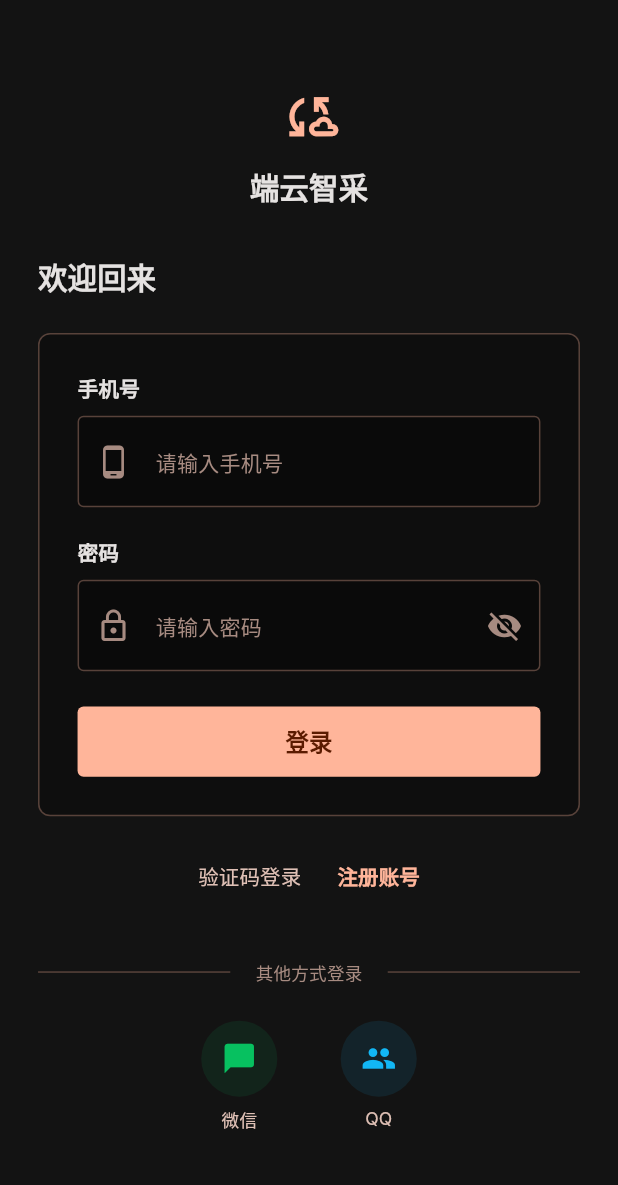
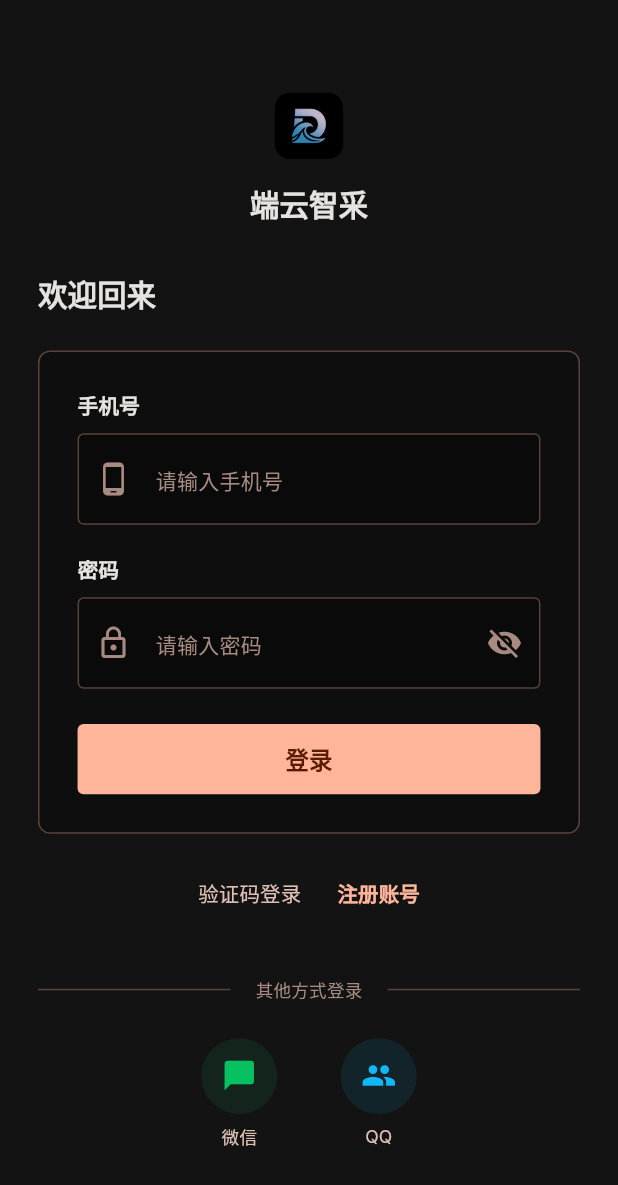
Before and after one commit to linhaiwebs/aiapp, a Flutter app: the screen it shows after launch, on a phone screen of 412 x 824 dp. Shown: the top 1185 px of the screen. Run offline on Flutter 3.47's test engine with Material 3 defaults, Android fonts, the phone set to English and light mode, and no system bars; our stand-ins replace dio, file_picker, flutter_riverpod, flutter_screenutil, flutter_secure_storage, go_router and 4 more; missing offline and left inert: record; accounts and stored records are empty; Roboto replaces fonts that are missing (Inter).

Commit message:
feat: 替换应用图标和所有页面 logo

```diff
--- a/app/lib/features/auth/pages/login_page.dart
+++ b/app/lib/features/auth/pages/login_page.dart
@@ -142,10 +142,10 @@ class _LoginPageState extends ConsumerState<LoginPage> with SingleTickerProvider
               Center(
                 child: Column(
                   children: [
-                    Icon(
-                      Icons.cloud_sync_outlined,
-                      size: 40.sp,
-                      color: AppColors.primary,
+                    Image.asset(
+                      'assets/logo.png',
+                      width: 48.w,
+                      height: 48.w,
                     ),
                     SizedBox(height: 12.h),
                     Text(
--- a/app/lib/features/task/pages/home_page.dart
+++ b/app/lib/features/task/pages/home_page.dart
@@ -160,7 +160,7 @@ class _HomePageState extends ConsumerState<HomePage> {
               color: AppColors.primary.withValues(alpha: 0.12),
               borderRadius: BorderRadius.circular(AppRadius.full),
             ),
-            child: Icon(Icons.cloud_sync_outlined, size: 20.sp, color: AppColors.primary),
+            child: Image.asset('assets/logo.png', width: 24.w, height: 24.w),
           ),
           SizedBox(width: AppSpacing.sm.w),
           Text(
--- a/app/lib/features/task/pages/task_square_page.dart
+++ b/app/lib/features/task/pages/task_square_page.dart
@@ -248,7 +248,7 @@ class _TaskSquarePageState extends ConsumerState<TaskSquarePage> {
         mainAxisAlignment: MainAxisAlignment.spaceBetween,
         children: [
           Row(children: [
-            Icon(Icons.cloud_sync_outlined, size: 26.sp, color: AppColors.primary),
+            Image.asset('assets/logo.png', width: 30.w, height: 30.w),
             SizedBox(width: AppSpacing.sm.w),
             Text(
               '端云智采',
--- a/app/pubspec.yaml
+++ b/app/pubspec.yaml
@@ -53,3 +53,5 @@ dev_dependencies:
 
 flutter:
   uses-material-design: true
+  assets:
+    - assets/logo.png
```
Also changed, not shown: app/lib/features/auth/pages/splash_page.dart (+4 -4 lines), admin/public/favicon.png (added), app/assets/logo.png (added), 7 other files.
